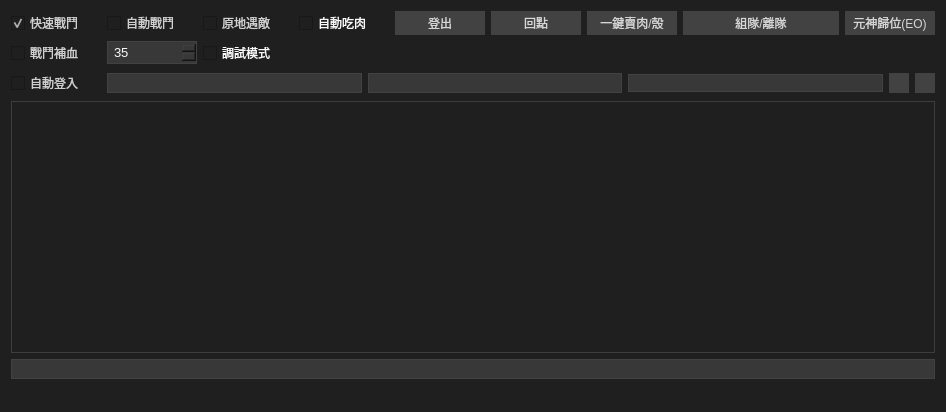
bestkakkoii/QEasySa, file QEasySa/mainform.ui: the form before one commit.
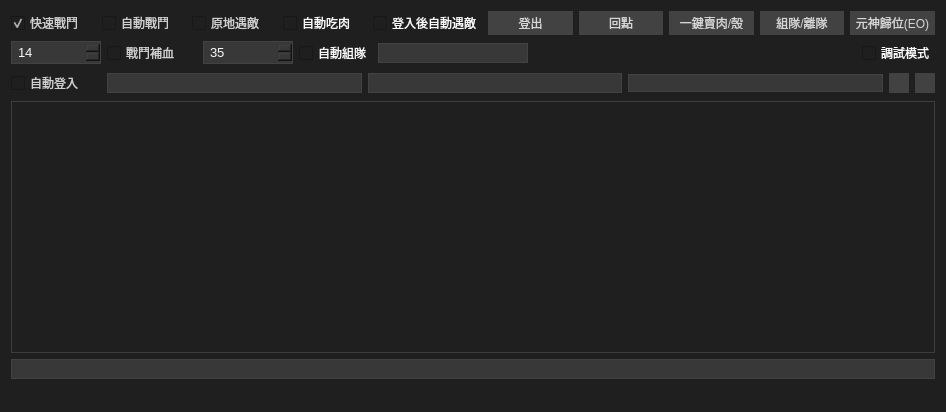
The form after the commit. Icons and pictures are not drawn. Custom widgets are drawn as their Qt base class.

Diff of the .ui file:
```diff
--- a/QEasySa/mainform.ui
+++ b/QEasySa/mainform.ui
@@ -175,6 +175,13 @@
           </property>
          </widget>
         </item>
+        <item>
+         <widget class="QCheckBox" name="checkBox_EnableAutoReCombat">
+          <property name="text">
+           <string>登入後自動遇敵</string>
+          </property>
+         </widget>
+        </item>
         <item>
          <widget class="QPushButton" name="pushButton_logout">
           <property name="maximumSize">
@@ -360,6 +367,51 @@
       </item>
       <item>
        <layout class="QHBoxLayout" name="horizontalLayout_3">
+        <item>
+         <widget class="QSpinBox" name="spinBox_speed">
+          <property name="minimumSize">
+           <size>
+            <width>90</width>
+            <height>0</height>
+           </size>
+          </property>
+          <property name="maximumSize">
+           <size>
+            <width>90</width>
+            <height>16777215</height>
+           </size>
+          </property>
+          <property name="styleSheet">
+           <string notr="true">QSpinBox {
+    padding-top: 2px;
+    padding-bottom: 2px;
+	padding-left: 4px;
+    padding-right: 15px;
+  border:1px solid rgb(66,66,66);
+ 	color:rgb(250,250,250);
+  	background: rgb(56,56,56);
+	selection-color: rgb(208,208,208);
+	selection-background-color: rgb(80, 80, 83);
+	font-family: &quot;Microsoft Yahei&quot;;
+	font-size: 10pt;
+}
+
+QSpinBox:hover {
+  color:rgb(250,250,250);
+  background: rgb(31,31,31);
+   border:1px solid rgb(153,153,153);
+}
+
+</string>
+          </property>
+          <property name="maximum">
+           <number>127</number>
+          </property>
+          <property name="value">
+           <number>14</number>
+          </property>
+         </widget>
+        </item>
         <item>
          <widget class="QCheckBox" name="checkBox_EnableBattleMagicHeal">
           <property name="minimumSize">
@@ -437,9 +489,203 @@
          </widget>
         </item>
         <item>
-         <widget class="QCheckBox" name="checkBox_EnableDebugMode">
+         <widget class="QCheckBox" name="checkBox_EnableAutoJoin">
           <property name="text">
-           <string>調試模式</string>
+           <string>自動組隊</string>
+          </property>
+         </widget>
+        </item>
+        <item>
+         <widget class="ComboBox" name="comboBox_autojoin">
+          <property name="minimumSize">
+           <size>
+            <width>150</width>
+            <height>0</height>
+           </size>
+          </property>
+          <property name="styleSheet">
+           <string notr="true">QComboBox:editable{
+  color:rgb(250,250,250);
+  font-size:12px;
+  padding: 1px 15px 1px 3px;
+  border:1px solid rgb(66,66,66);
+  background: rgb(56,56,56);
+}
+
+QComboBox:editable::hover{
+  color:rgb(250,250,250);
+  font-size:12px;
+  padding: 1px 15px 1px 3px;
+  border:1px solid rgb(153,153,153);
+  background: rgb(31,31,31);
+}
+
+
+/* 未下拉时，QComboBox的样式 */
+QComboBox {
+    border: 1px solid #424242;   /* 边框 */
+    border-radius: 0px;   /* 圆角 */
+    /*padding: 1px 13px 1px 3px;    字体填衬 */
+    color: rgb(250,250,250);
+    /*font: normal normal 15px &quot;Microsoft YaHei&quot;*/;
+    background:#383838;
+}
+
+QComboBox::hover {
+    border: 1px solid #424242;   /* 边框 */
+    border-radius: 0px;   /* 圆角 */
+    /*padding: 1px 18px 1px 3px;    字体填衬 */
+    color: rgb(250,250,250);
+    /*font: normal normal 15px &quot;Microsoft YaHei&quot;*/;
+    background:#3D3D3D;
+}
+ 
+/* 下拉后，整个下拉窗体样式 */
+QComboBox QAbstractItemView {
+    outline: 0px solid #1F1F1F;   /* 选定项的虚框 */
+    border: 1px solid #424242;    /* 整个下拉窗体的边框 */
+    color: #FAFAFA;
+    background-color: #2E2E2E;   /* 整个下拉窗体的背景色 */
+    selection-background-color: #3D3D3D;   /* 整个下拉窗体被选中项的背景色 */
+}
+ 
+/* 下拉后，整个下拉窗体每项的样式 */
+QComboBox QAbstractItemView::item {
+    height: 15px;  /* 项的高度（设置pComboBox-&gt;setView(new QListView());后，该项才起作用） */
+	border: 0px solid #707070;
+	background-color: #2E2E2E;
+}
+ 
+/* 下拉后，整个下拉窗体越过每项的样式 */
+QComboBox QAbstractItemView::item:hover {
+    color: #FAFAFA;
+	border: 1px solid #707070;
+    background-color:  #3D3D3D;   /* 整个下拉窗体越过每项的背景色 */
+}
+ 
+/* 下拉后，整个下拉窗体被选择的每项的样式 */
+QComboBox QAbstractItemView::item:selected {
+    color: #FAFAFA;
+	/*border: 1px solid #707070;*/
+    background-color:  #3D3D3D; 
+}
+
+
+QComboBox QAbstractScrollArea QScrollBar:vertical {
+    background: #2E2E2E;
+	width:  15px;
+	min-height: 60px;  
+}
+
+QComboBox QAbstractScrollArea QScrollBar::handle:vertical {
+	background: #4D4D4D;
+  	border: 3px solid  #2E2E2E;
+	width:  15px;
+	min-height: 60px;  
+}
+
+QComboBox QAbstractScrollArea QScrollBar::handle:hover:vertical,
+QComboBox QAbstractScrollArea QScrollBar::handle:pressed:vertical {
+    background: #999999; 
+}
+
+QComboBox QAbstractScrollArea QScrollBar::sub-page:vertical {
+    background: 444444;
+}
+
+QComboBox QAbstractScrollArea QScrollBar::add-page:vertical {
+    background: 5B5B5B;
+}
+
+QComboBox QAbstractScrollArea QScrollBar::add-line:vertical {
+    background: none;
+}
+
+QComboBox QAbstractScrollArea QScrollBar::sub-line:vertical {
+    background: none;
+}
+ 
+
+ 
+/* 设置为可编辑（setEditable(true)）editable时，编辑区域的样式 */
+QComboBox:editable {
+    background: #383838;
+}
+ 
+/* 设置为非编辑（setEditable(false)）!editable时，整个QComboBox的样式 */
+QComboBox:!editable {
+    background:#383838;
+}
+ 
+/* 设置为可编辑editable时，点击整个QComboBox的样式 */
+QComboBox:editable:on {
+    background:#383838;
+}
+ 
+/* 设置为非编辑!editable时，点击整个QComboBox的样式 */
+QComboBox:!editable:on {
+    background:#383838;
+}
+ 
+/* 设置为可编辑editable时，下拉框的样式 */
+QComboBox::drop-down:editable {
+    background:#383838;
+}
+ 
+/* 设置为可编辑editable时，点击下拉框的样式 */
+QComboBox::drop-down:editable:on {
+    background:#383838;
+}
+ 
+/* 设置为非编辑!editable时，下拉框的样式 */
+QComboBox::drop-down:!editable {
+    background: #383838;
+}
+ 
+/* 设置为非编辑!editable时，点击下拉框的样式 */
+QComboBox::drop-down:!editable:on {
+    background:#383838;
+}
+ 
+/* 点击QComboBox */
+QComboBox:on {
+}
+ 
+/* 下拉框样式 */
+QComboBox::drop-down {
+    subcontrol-origin: padding;   /* 子控件在父元素中的原点矩形。如果未指定此属性，则默认为padding。 */
+    subcontrol-position: top right;   /* 下拉框的位置（右上） */
+    width: 15px;   /* 下拉框的宽度 */
+ 
+    border-left-width: 0px;   /* 下拉框的左边界线宽度 */
+    border-left-color: #383838;   /* 下拉框的左边界线颜色 */
+    border-left-style: solid;   /* 下拉框的左边界线为实线 */
+    border-top-right-radius: 0px;   /* 下拉框的右上边界线的圆角半径（应和整个QComboBox右上边界线的圆角半径一致） */
+    border-bottom-right-radius: 0px;   /* 同上 */
+}
+　/* 越过下拉框样式 */
+ 
+　QComboBox::drop-down:hover {
+ 
+　　　background:#3D3D3D;
+ 
+　}
+/* 下拉箭头样式 */ QComboBox::down-arrow {
+ width: 15px; /* 下拉箭头的宽度（建议与下拉框drop-down的宽度一致） */ 
+background: transparent; /* 下拉箭头的的背景色 */ 
+padding: 0px 0px 0px 0px; /* 上内边距、右内边距、下内边距、左内边距 */ 
+image: url(:/image/icon_down_arrow.png);
+} 
+
+/* 点击下拉箭头 */
+ QComboBox::down-arrow:on {
+	image: url(:/image/icon_up_arrow.png);
+}
+
+</string>
+          </property>
+          <property name="editable">
+           <bool>true</bool>
           </property>
          </widget>
         </item>
@@ -456,6 +702,13 @@
           </property>
          </spacer>
         </item>
+        <item>
+         <widget class="QCheckBox" name="checkBox_EnableDebugMode">
+          <property name="text">
+           <string>調試模式</string>
+          </property>
+         </widget>
+        </item>
        </layout>
       </item>
       <item>
@@ -1340,6 +1593,11 @@
    <extends>QListView</extends>
    <header location="global">listview.h</header>
   </customwidget>
+  <customwidget>
+   <class>ComboBox</class>
+   <extends>QComboBox</extends>
+   <header location="global">combobox.h</header>
+  </customwidget>
  </customwidgets>
  <resources>
   <include location="Resource.qrc"/>
```
